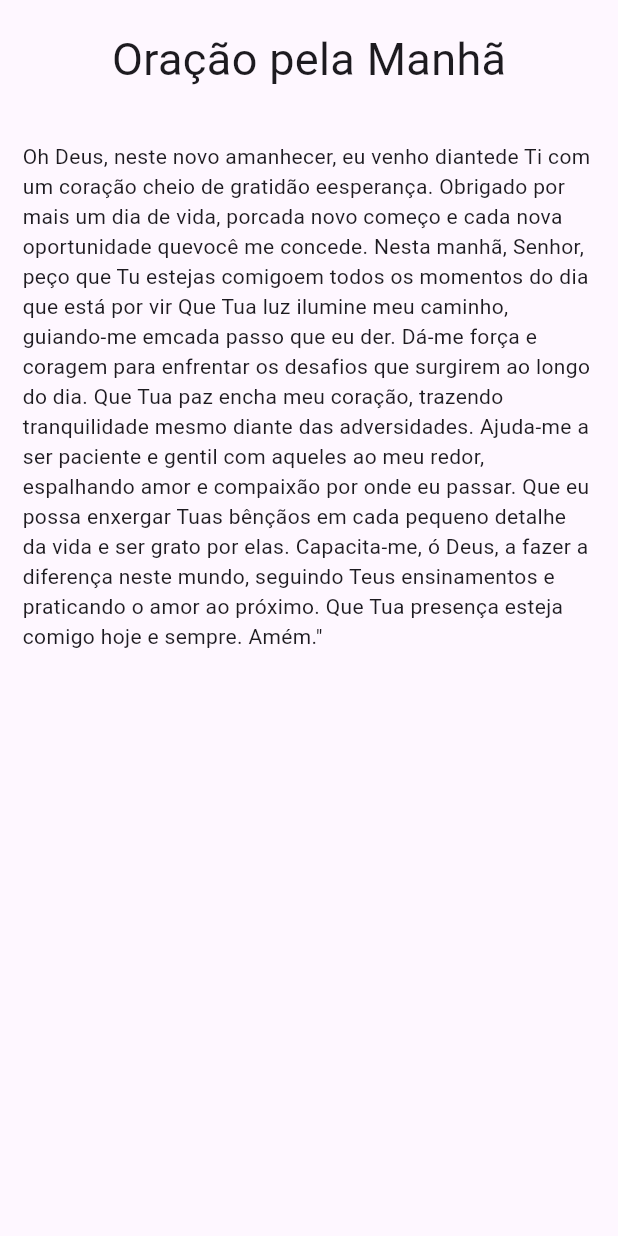
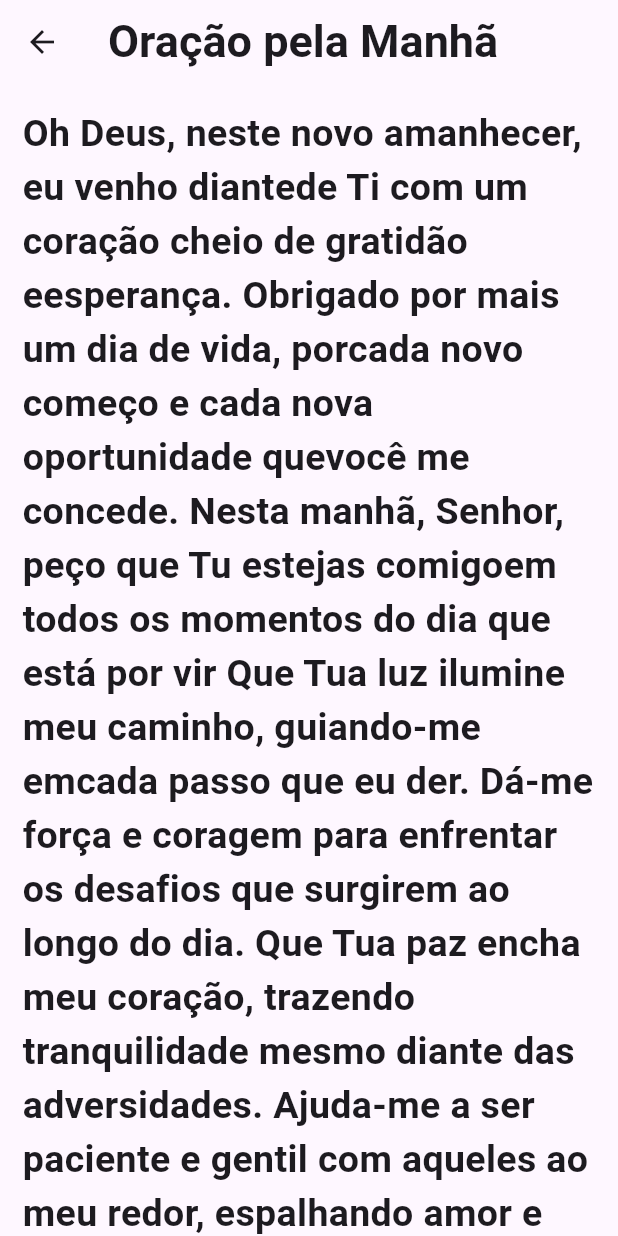
Before and after one commit to Fazekas31/app-ora-oes, a Flutter app: the OracaoPage screen opened directly, on a phone screen of 412 x 824 dp. Run offline on Flutter 3.47's test engine with Material 3 defaults, Android fonts, the phone set to English and light mode, and no system bars.

```diff
--- a/app_oracoes/lib/screens/inicial_screen.dart
+++ b/app_oracoes/lib/screens/inicial_screen.dart
@@ -1,4 +1,4 @@
-import 'package:app_oracoes/screens/oracao_page.dart';
+import 'package:app_oracoes/screens/lista_oracoes.dart';
 import 'package:flutter/material.dart';
 
 class InicalScreen extends StatelessWidget {
@@ -32,7 +32,7 @@ class InicalScreen extends StatelessWidget {
                 Navigator.push(
                     context,
                     MaterialPageRoute(
-                        builder: (context) => const OracaoPage()));
+                        builder: (context) => const ListOracoes()));
               },
               style: ElevatedButton.styleFrom(
                   backgroundColor: Colors.red,
--- a/app_oracoes/lib/screens/oracao_page.dart
+++ b/app_oracoes/lib/screens/oracao_page.dart
@@ -1,4 +1,5 @@
 import 'package:flutter/material.dart';
+import 'package:flutter/widgets.dart';
 
 class OracaoPage extends StatefulWidget {
   const OracaoPage({super.key});
@@ -10,21 +11,22 @@ class OracaoPage extends StatefulWidget {
 class _OracaoPageState extends State<OracaoPage> {
   @override
   Widget build(BuildContext context) {
-    return const Scaffold(
-      body: SingleChildScrollView(
+    return Scaffold(
+      appBar: AppBar(
+        title: const Text(
+          'Oração pela Manhã',
+          style: TextStyle(fontWeight: FontWeight.bold, fontSize: 30),
+        ),
+      ),
+      body: const SingleChildScrollView(
         child: Column(
           children: [
             Padding(
-              padding: EdgeInsets.all(18.0),
-              child: Text(
-                'Oração pela Manhã',
-                style: TextStyle(fontSize: 30),
-              ),
-            ),
-            Padding(
               padding: EdgeInsets.all(15.0),
               child: Text(
-                  'Oh Deus, neste novo amanhecer, eu venho diantede Ti com um coração cheio de gratidão eesperança. Obrigado por mais um dia de vida, porcada novo começo e cada nova oportunidade quevocê me concede. Nesta manhã, Senhor, peço que Tu estejas comigoem todos os momentos do dia que está por vir Que Tua luz ilumine meu caminho, guiando-me emcada passo que eu der. Dá-me força e coragem para enfrentar os desafios que surgirem ao longo do dia. Que Tua paz encha meu coração, trazendo tranquilidade mesmo diante das adversidades. Ajuda-me a ser paciente e gentil com aqueles ao meu redor, espalhando amor e compaixão por onde eu passar. Que eu possa enxergar Tuas bênçãos em cada pequeno detalhe da vida e ser grato por elas. Capacita-me, ó Deus, a fazer a diferença neste mundo, seguindo Teus ensinamentos e praticando o amor ao próximo. Que Tua presença esteja comigo hoje e sempre. Amém."'),
+                'Oh Deus, neste novo amanhecer, eu venho diantede Ti com um coração cheio de gratidão eesperança. Obrigado por mais um dia de vida, porcada novo começo e cada nova oportunidade quevocê me concede. Nesta manhã, Senhor, peço que Tu estejas comigoem todos os momentos do dia que está por vir Que Tua luz ilumine meu caminho, guiando-me emcada passo que eu der. Dá-me força e coragem para enfrentar os desafios que surgirem ao longo do dia. Que Tua paz encha meu coração, trazendo tranquilidade mesmo diante das adversidades. Ajuda-me a ser paciente e gentil com aqueles ao meu redor, espalhando amor e compaixão por onde eu passar. Que eu possa enxergar Tuas bênçãos em cada pequeno detalhe da vida e ser grato por elas. Capacita-me, ó Deus, a fazer a diferença neste mundo, seguindo Teus ensinamentos e praticando o amor ao próximo.  Que Tua presença esteja comigo hoje e sempre. Amém."',
+                style: TextStyle(fontWeight: FontWeight.w600, fontSize: 25),
+              ),
             )
           ],
         ),
```
Also changed, not shown: app_oracoes/lib/screens/lista_oracoes.dart (+21 -1 lines).
